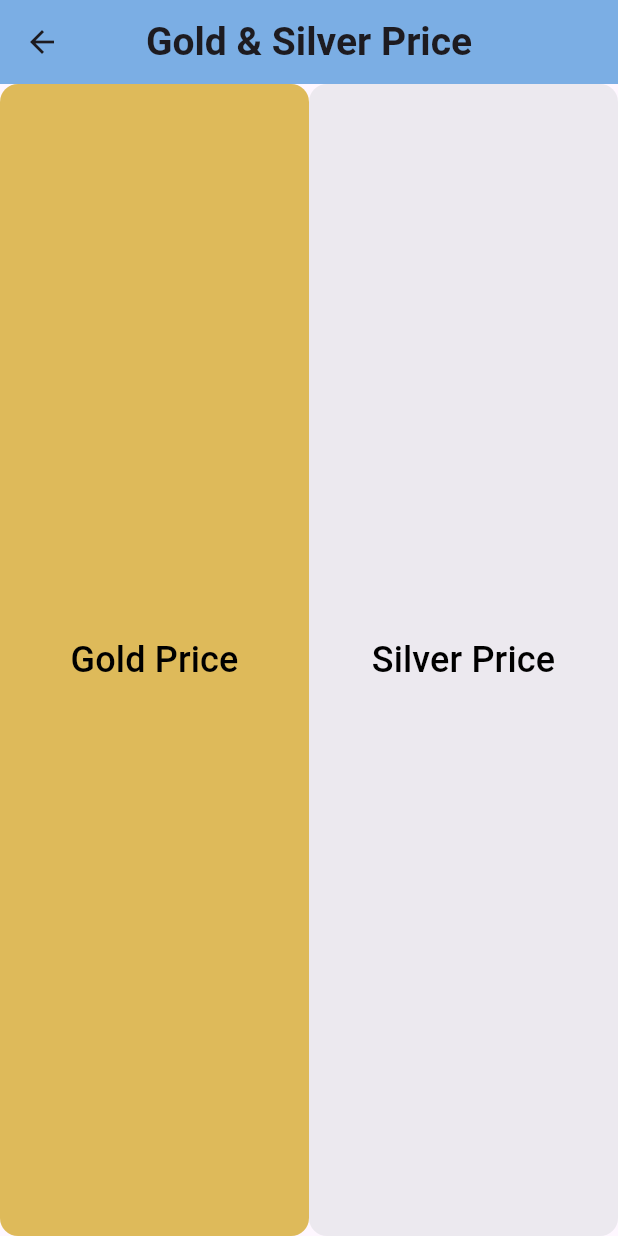
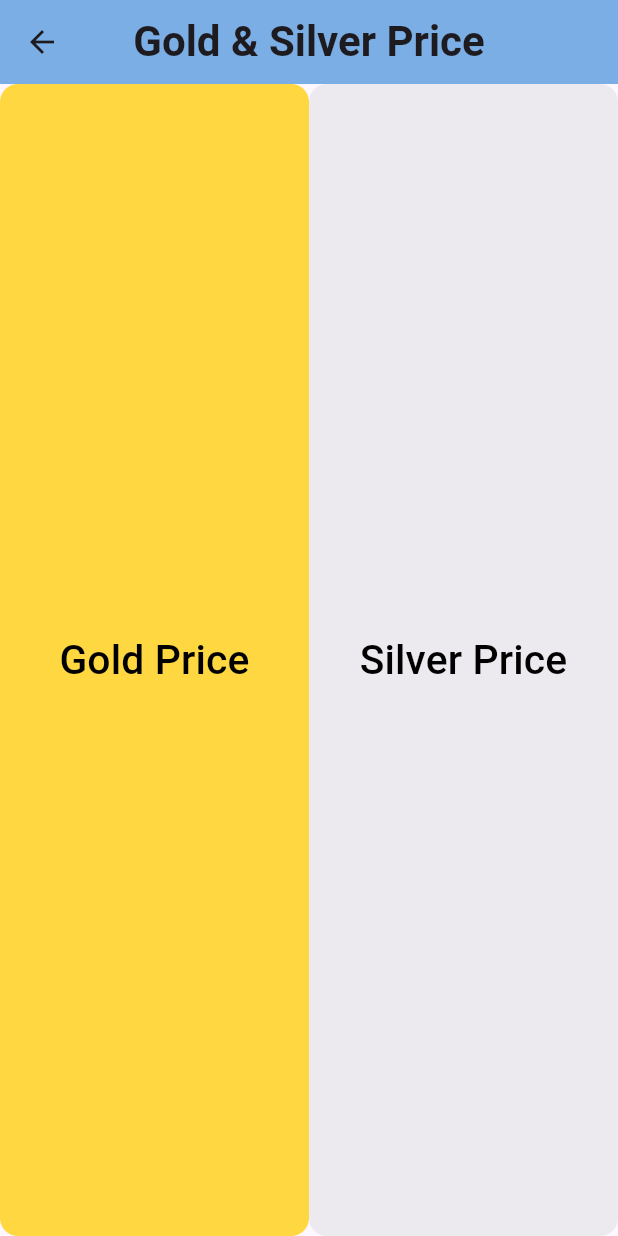
Before and after one commit to Abdelrahman-El-Kassas/gold_silver_live_prices_prices, a Flutter app: the screen it shows after launch, on a phone screen of 412 x 824 dp. Run offline on Flutter 3.47's test engine with Material 3 defaults, Android fonts, the phone set to English and light mode, and no system bars; our stand-ins replace dartz, dio, flutter_bloc.

Commit message:
Refactor  CoinRepo, removed old files, and fixed UI bugs

```diff
--- a/lib/core/constants/app_colors.dart
+++ b/lib/core/constants/app_colors.dart
@@ -1,6 +1,6 @@
 import 'package:flutter/material.dart';
 
 class AppColors {
-  static const Color goldcolor = Color(0xFFDEBA5A);
+  static const Color goldcolor = Colors.amberAccent;
   static const Color slivercolor = Color(0xFFECE9EF);
 }
--- a/lib/core/presentation/home.dart
+++ b/lib/core/presentation/home.dart
@@ -13,7 +13,7 @@ class Home extends StatelessWidget {
       appBar: AppBar(
         title: Text(
           "Gold & Silver Price",
-          style: TextStyle(fontWeight: FontWeight.w600, fontSize: 26),
+          style: TextStyle(fontWeight: FontWeight.w600, fontSize: 28),
         ),
         centerTitle: true,
         backgroundColor: Color.fromARGB(141, 17, 115, 206),
--- a/lib/core/widgets/custombutton.dart
+++ b/lib/core/widgets/custombutton.dart
@@ -30,7 +30,7 @@ class CustomButton extends StatelessWidget {
           child: Text(
             text,
             style: const TextStyle(
-              fontSize: 24,
+              fontSize: 27.2,
               fontWeight: FontWeight.w500,
               color: Colors.black,
             ),
--- a/lib/featuers/coin/presentation/screens/silverpage.dart
+++ b/lib/featuers/coin/presentation/screens/silverpage.dart
@@ -33,7 +33,7 @@ class SilverPage extends StatelessWidget {
             // 2. التحميل والحالة المبدئية
             if (state is CoinLoading || state is CoinInitial) {
               return const Center(
-                child: CircularProgressIndicator(color: AppColors.goldcolor),
+                child: CircularProgressIndicator(color: AppColors.slivercolor),
               );
             } else if (state is CoinError) {
               return Center(
```
